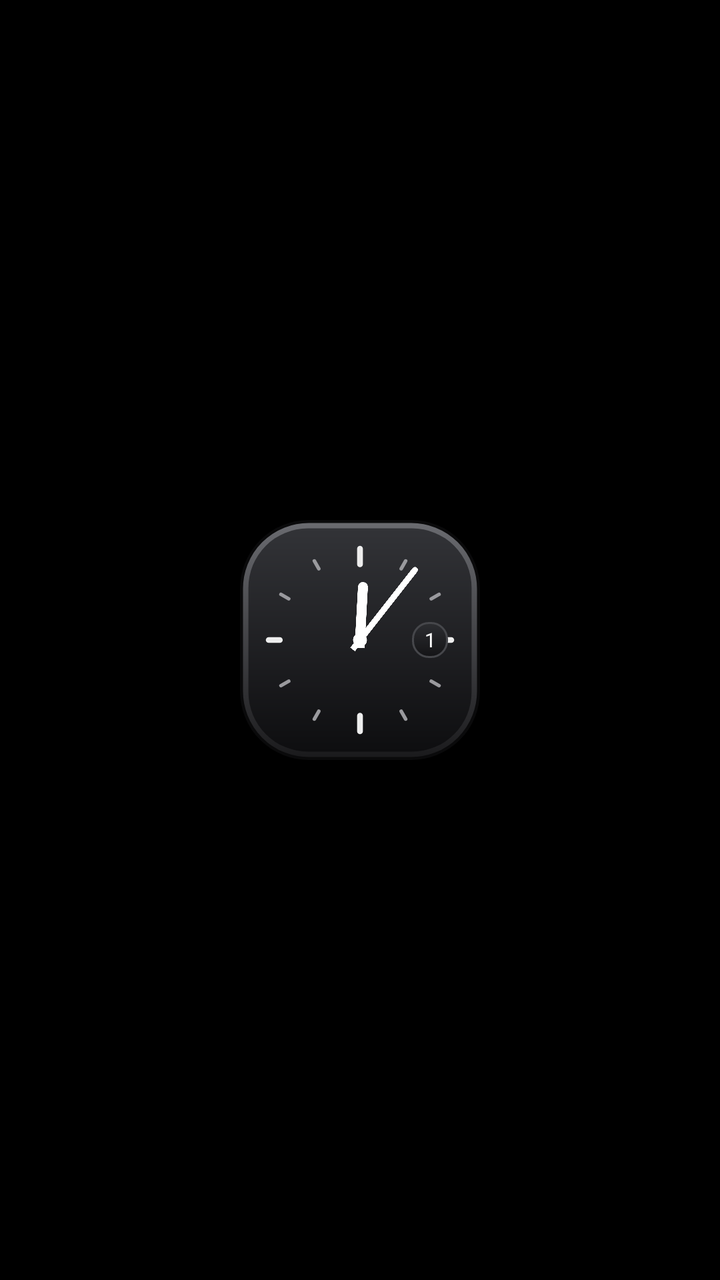
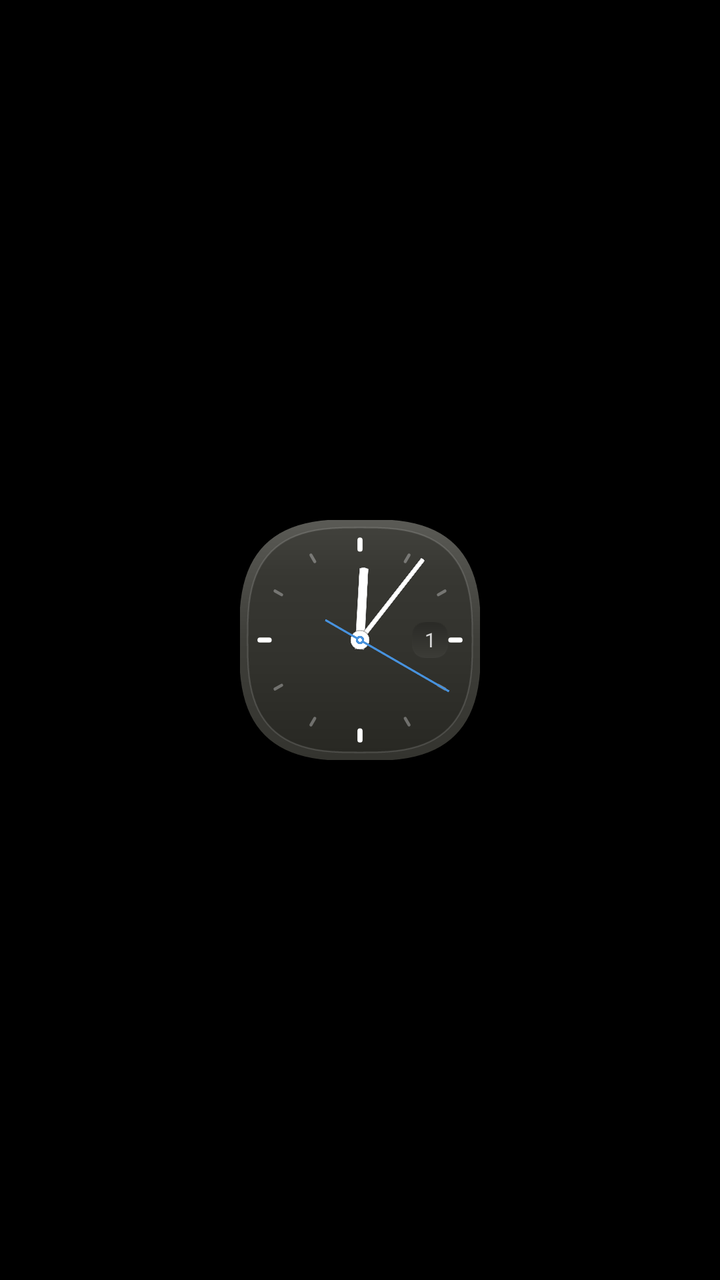

Compare the two renders of this Android layout. The source of the first and the diff that turns it into the second are given below.
<!-- AndroidManifest.xml: application theme Theme.EtesianLauncher -->
<!-- res/layout/bc_analog.xml -->
<?xml version="1.0" encoding="utf-8"?>
<FrameLayout xmlns:android="http://schemas.android.com/apk/res/android"
    android:id="@+id/bc_root" android:layout_width="match_parent" android:layout_height="match_parent">
    <FrameLayout android:id="@+id/bc_face" android:layout_width="120dp" android:layout_height="120dp" android:layout_gravity="center">
        <AnalogClock android:layout_width="match_parent" android:layout_height="match_parent"
            android:dial="@drawable/bc_square_dial" android:hand_hour="@drawable/bc_hand_hour_l" android:hand_minute="@drawable/bc_hand_minute_l"/>
        <TextClock android:id="@+id/bc_date" android:layout_width="18dp" android:layout_height="18dp" android:layout_gravity="center_vertical|end"
            android:layout_marginEnd="16dp" android:background="@drawable/bc_date_box" android:format12Hour="d" android:format24Hour="d"
            android:gravity="center" android:textColor="#FFFFFFFF" android:textSize="10sp" android:fontFamily="etesian-text"/>
    </FrameLayout>
</FrameLayout>
<!-- resources referenced by this layout -->
<resources>
  <!-- drawable bc_date_box (drawable) -->
  <?xml version="1.0" encoding="utf-8"?>
  <shape xmlns:android="http://schemas.android.com/apk/res/android">
      <gradient android:angle="270" android:startColor="#FF2C2D31" android:endColor="#FF141416"/>
      <corners android:radius="8dp"/><stroke android:width="1dp" android:color="#FF46474B"/></shape>
  <!-- drawable bc_hand_hour_l (drawable) -->
  <?xml version="1.0" encoding="utf-8"?>
  <vector xmlns:android="http://schemas.android.com/apk/res/android"
      android:width="400dp"
      android:height="400dp"
      android:viewportWidth="120"
      android:viewportHeight="120">
      <path android:fillColor="#FFFFFFFF" android:pathData="M57.5,64h5v-30q0,-3 -2.5,-3q-2.5,0 -2.5,3z" />
  </vector>
  <!-- drawable bc_hand_minute_l (drawable) -->
  <?xml version="1.0" encoding="utf-8"?>
  <vector xmlns:android="http://schemas.android.com/apk/res/android"
      android:width="400dp"
      android:height="400dp"
      android:viewportWidth="120"
      android:viewportHeight="120">
      <path android:fillColor="#FFFFFFFF" android:pathData="M58.5,66h3v-50q0,-2 -1.5,-2q-1.5,0 -1.5,2z" />
      <path android:fillColor="#FFFFFFFF" android:pathData="M60,56.5a3.5,3.5 0,1 1,0 7a3.5,3.5 0,1 1,0 -7z" />
  </vector>
  <!-- drawable bc_square_dial (drawable) -->
  <?xml version="1.0" encoding="utf-8"?>
  <layer-list xmlns:android="http://schemas.android.com/apk/res/android">
      <item android:width="400dp" android:height="400dp"><shape><gradient android:angle="270" android:startColor="#FF6A6B70" android:endColor="#FF1A1A1C"/>
          <corners android:radius="112dp"/><stroke android:width="5dp" android:color="#FF0A0A0B"/></shape></item>
      <item android:left="14dp" android:top="14dp" android:right="14dp" android:bottom="14dp"><shape>
          <gradient android:angle="270" android:startColor="#FF323337" android:endColor="#FF0E0E10"/><corners android:radius="99dp"/></shape></item>
      <item android:left="14dp" android:top="14dp" android:right="14dp" android:bottom="14dp" android:drawable="@drawable/bc_marks"/>
  </layer-list>
  <!-- drawable bc_marks (drawable) -->
  <?xml version="1.0" encoding="utf-8"?>
  <vector xmlns:android="http://schemas.android.com/apk/res/android" android:width="100dp" android:height="100dp" android:viewportWidth="100" android:viewportHeight="100">
      <path android:strokeColor="#FFEDEDED" android:strokeWidth="2.6" android:strokeLineCap="round"
          android:pathData="M50,9V16M50,84V91M9,50H14M86,50H91"/>
      <path android:strokeColor="#FF9A9A9E" android:strokeWidth="1.6" android:strokeLineCap="round"
          android:pathData="M70.5,14.5L68.5,18M85.5,29.5L82,31.5M85.5,70.5L82,68.5M70.5,85.5L68.5,82M29.5,85.5L31.5,82M14.5,70.5L18,68.5M14.5,29.5L18,31.5M29.5,14.5L31.5,18"/>
  </vector>
  <!-- unchanged entries left out for length: 1 -->
</resources>

<!-- the commit's change to res/layout/bc_analog.xml (unified diff, before → after) -->
@@ -3,9 +3,10 @@
     android:id="@+id/bc_root" android:layout_width="match_parent" android:layout_height="match_parent">
     <FrameLayout android:id="@+id/bc_face" android:layout_width="120dp" android:layout_height="120dp" android:layout_gravity="center">
         <AnalogClock android:layout_width="match_parent" android:layout_height="match_parent"
-            android:dial="@drawable/bc_square_dial" android:hand_hour="@drawable/bc_hand_hour_l" android:hand_minute="@drawable/bc_hand_minute_l"/>
+            android:dial="@drawable/bc_square_dial" android:hand_hour="@drawable/bc_hand_hour_l" android:hand_minute="@drawable/bc_hand_minute_l"
+            android:hand_second="@drawable/bc_hand_second"/>
         <TextClock android:id="@+id/bc_date" android:layout_width="18dp" android:layout_height="18dp" android:layout_gravity="center_vertical|end"
             android:layout_marginEnd="16dp" android:background="@drawable/bc_date_box" android:format12Hour="d" android:format24Hour="d"
-            android:gravity="center" android:textColor="#FFFFFFFF" android:textSize="10sp" android:fontFamily="etesian-text"/>
+            android:gravity="center" android:textColor="#FFD6D6D6" android:textSize="10sp" android:fontFamily="etesian-text"/>
     </FrameLayout>
 </FrameLayout>
<!-- resource entries referenced after the edit -->
@@ -2,45 +2,34 @@
 <resources>
   <!-- drawable bc_date_box (drawable) -->
   <?xml version="1.0" encoding="utf-8"?>
-  <shape xmlns:android="http://schemas.android.com/apk/res/android">
-      <gradient android:angle="270" android:startColor="#FF2C2D31" android:endColor="#FF141416"/>
-      <corners android:radius="8dp"/><stroke android:width="1dp" android:color="#FF46474B"/></shape>
+  <vector xmlns:android="http://schemas.android.com/apk/res/android" xmlns:aapt="http://schemas.android.com/aapt"
+      android:width="26dp" android:height="26dp" android:viewportWidth="26" android:viewportHeight="26">
+      <path android:pathData="M26.00,13.00L25.98,14.85L25.92,16.04L25.82,17.05L25.68,17.95L25.50,18.78L25.29,19.55L25.03,20.26L24.73,20.92L24.39,21.54L24.02,22.12L23.60,22.65L23.15,23.15L22.65,23.60L22.12,24.02L21.54,24.39L20.92,24.73L20.26,25.03L19.55,25.29L18.78,25.50L17.95,25.68L17.05,25.82L16.04,25.92L14.85,25.98L13.00,26.00L11.15,25.98L9.96,25.92L8.95,25.82L8.05,25.68L7.22,25.50L6.45,25.29L5.74,25.03L5.08,24.73L4.46,24.39L3.88,24.02L3.35,23.60L2.85,23.15L2.40,22.65L1.98,22.12L1.61,21.54L1.27,20.92L0.97,20.26L0.71,19.55L0.50,18.78L0.32,17.95L0.18,17.05L0.08,16.04L0.02,14.85L0.00,13.00L0.02,11.15L0.08,9.96L0.18,8.95L0.32,8.05L0.50,7.22L0.71,6.45L0.97,5.74L1.27,5.08L1.61,4.46L1.98,3.88L2.40,3.35L2.85,2.85L3.35,2.40L3.88,1.98L4.46,1.61L5.08,1.27L5.74,0.97L6.45,0.71L7.22,0.50L8.05,0.32L8.95,0.18L9.96,0.08L11.15,0.02L13.00,0.00L14.85,0.02L16.04,0.08L17.05,0.18L17.95,0.32L18.78,0.50L19.55,0.71L20.26,0.97L20.92,1.27L21.54,1.61L22.12,1.98L22.65,2.40L23.15,2.85L23.60,3.35L24.02,3.88L24.39,4.46L24.73,5.08L25.03,5.74L25.29,6.45L25.50,7.22L25.68,8.05L25.82,8.95L25.92,9.96L25.98,11.15Z" android:strokeColor="#59000000" android:strokeWidth="0.8"><aapt:attr name="android:fillColor"><gradient android:type="linear" android:startX="0" android:startY="0" android:endX="0" android:endY="26"><item android:offset="0" android:color="#FF2A2A26"/><item android:offset="1" android:color="#FF3C3C37"/></gradient></aapt:attr></path>
+  </vector>
   <!-- drawable bc_hand_hour_l (drawable) -->
   <?xml version="1.0" encoding="utf-8"?>
-  <vector xmlns:android="http://schemas.android.com/apk/res/android"
-      android:width="400dp"
-      android:height="400dp"
-      android:viewportWidth="120"
-      android:viewportHeight="120">
-      <path android:fillColor="#FFFFFFFF" android:pathData="M57.5,64h5v-30q0,-3 -2.5,-3q-2.5,0 -2.5,3z" />
+  <vector xmlns:android="http://schemas.android.com/apk/res/android" xmlns:aapt="http://schemas.android.com/aapt"
+      android:width="400dp" android:height="400dp" android:viewportWidth="126" android:viewportHeight="126">
+      <path android:pathData="M60.5,68L60.6,25.5Q63,24.2 65.4,25.5L65.5,68Z" android:fillColor="#FFFFFFFF" android:strokeColor="#40000000" android:strokeWidth="0.6"/>
   </vector>
   <!-- drawable bc_hand_minute_l (drawable) -->
   <?xml version="1.0" encoding="utf-8"?>
-  <vector xmlns:android="http://schemas.android.com/apk/res/android"
-      android:width="400dp"
-      android:height="400dp"
-      android:viewportWidth="120"
-      android:viewportHeight="120">
-      <path android:fillColor="#FFFFFFFF" android:pathData="M58.5,66h3v-50q0,-2 -1.5,-2q-1.5,0 -1.5,2z" />
-      <path android:fillColor="#FFFFFFFF" android:pathData="M60,56.5a3.5,3.5 0,1 1,0 7a3.5,3.5 0,1 1,0 -7z" />
+  <vector xmlns:android="http://schemas.android.com/apk/res/android" xmlns:aapt="http://schemas.android.com/aapt"
+      android:width="400dp" android:height="400dp" android:viewportWidth="126" android:viewportHeight="126">
+      <path android:pathData="M61.7,68L61.75,9.4Q63,8.6 64.25,9.4L64.3,68Z" android:fillColor="#FFFFFFFF" android:strokeColor="#40000000" android:strokeWidth="0.6"/>
+      <path android:pathData="M63,58a5,5 0,1 1,0 10a5,5 0,1 1,0 -10z" android:fillColor="#FFFFFFFF" android:strokeColor="#40000000" android:strokeWidth="0.6"/>
+      <path android:pathData="M63,60.8a2.2,2.2 0,1 1,0 4.4a2.2,2.2 0,1 1,0 -4.4z" android:fillColor="#FF4791DC"/>
+      <path android:pathData="M63,62a1,1 0,1 1,0 2a1,1 0,1 1,0 -2z" android:fillColor="#FFFFFFFF"/>
   </vector>
-  <!-- drawable bc_square_dial (drawable) -->
+  <!-- drawable bc_hand_second (drawable) -->
   <?xml version="1.0" encoding="utf-8"?>
-  <layer-list xmlns:android="http://schemas.android.com/apk/res/android">
-      <item android:width="400dp" android:height="400dp"><shape><gradient android:angle="270" android:startColor="#FF6A6B70" android:endColor="#FF1A1A1C"/>
-          <corners android:radius="112dp"/><stroke android:width="5dp" android:color="#FF0A0A0B"/></shape></item>
-      <item android:left="14dp" android:top="14dp" android:right="14dp" android:bottom="14dp"><shape>
-          <gradient android:angle="270" android:startColor="#FF323337" android:endColor="#FF0E0E10"/><corners android:radius="99dp"/></shape></item>
-      <item android:left="14dp" android:top="14dp" android:right="14dp" android:bottom="14dp" android:drawable="@drawable/bc_marks"/>
-  </layer-list>
-  <!-- drawable bc_marks (drawable) -->
-  <?xml version="1.0" encoding="utf-8"?>
-  <vector xmlns:android="http://schemas.android.com/apk/res/android" android:width="100dp" android:height="100dp" android:viewportWidth="100" android:viewportHeight="100">
-      <path android:strokeColor="#FFEDEDED" android:strokeWidth="2.6" android:strokeLineCap="round"
-          android:pathData="M50,9V16M50,84V91M9,50H14M86,50H91"/>
-      <path android:strokeColor="#FF9A9A9E" android:strokeWidth="1.6" android:strokeLineCap="round"
-          android:pathData="M70.5,14.5L68.5,18M85.5,29.5L82,31.5M85.5,70.5L82,68.5M70.5,85.5L68.5,82M29.5,85.5L31.5,82M14.5,70.5L18,68.5M14.5,29.5L18,31.5M29.5,14.5L31.5,18"/>
+  <vector xmlns:android="http://schemas.android.com/apk/res/android" xmlns:aapt="http://schemas.android.com/aapt"
+      android:width="400dp" android:height="400dp" android:viewportWidth="126" android:viewportHeight="126">
+      <path android:pathData="M63,84V9" android:strokeColor="#FF4791DC" android:strokeWidth="1.1"/>
+      <path android:pathData="M63,60.8a2.2,2.2 0,1 1,0 4.4a2.2,2.2 0,1 1,0 -4.4z" android:fillColor="#FF4791DC"/>
+      <path android:pathData="M63,62a1,1 0,1 1,0 2a1,1 0,1 1,0 -2z" android:fillColor="#FFFFFFFF"/>
   </vector>
+  <!-- drawable bc_square_dial: vector/xml drawable (drawable, 5270 chars, omitted) -->
   <!-- unchanged entries left out for length: 1 -->
 </resources>
 
